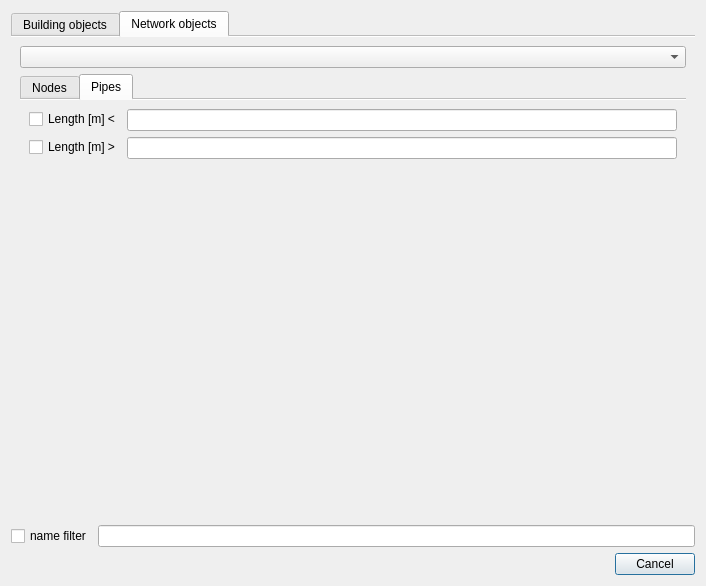
ghorwin/SIM-VICUS, file SIM-VICUS/src/SVSmartSelectDialog.ui: the form before one commit.
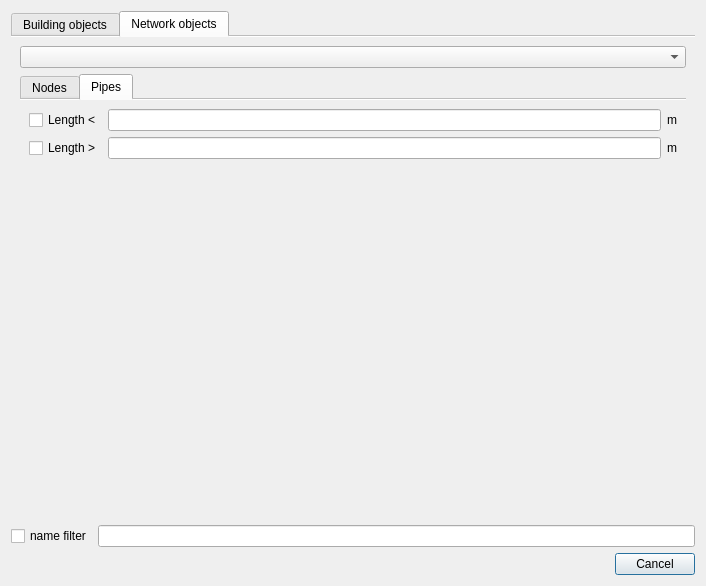
The form after the commit. The open tabs and pages were chosen to show the change. Icons and pictures are not drawn. Custom widgets are drawn as their Qt base class.

```diff
--- a/SIM-VICUS/src/SVSmartSelectDialog.ui
+++ b/SIM-VICUS/src/SVSmartSelectDialog.ui
@@ -189,27 +189,54 @@
           <attribute name="title">
            <string>Pipes</string>
           </attribute>
-          <layout class="QFormLayout" name="formLayout">
+          <layout class="QGridLayout" name="gridLayout_2">
            <item row="0" column="0">
             <widget class="QCheckBox" name="checkBoxLengthBelow">
              <property name="text">
-              <string>Length [m] &lt;</string>
+              <string>Length &lt;</string>
              </property>
             </widget>
            </item>
            <item row="0" column="1">
             <widget class="QtExt::ValidatingLineEdit" name="lineEditLengthBelow"/>
            </item>
+           <item row="0" column="2">
+            <widget class="QLabel" name="label_5">
+             <property name="text">
+              <string>m</string>
+             </property>
+            </widget>
+           </item>
            <item row="1" column="0">
             <widget class="QCheckBox" name="checkBoxLengthAbove">
              <property name="text">
-              <string>Length [m] &gt;</string>
+              <string>Length &gt;</string>
              </property>
             </widget>
            </item>
            <item row="1" column="1">
             <widget class="QtExt::ValidatingLineEdit" name="lineEditLengthAbove"/>
            </item>
+           <item row="1" column="2">
+            <widget class="QLabel" name="label_6">
+             <property name="text">
+              <string>m</string>
+             </property>
+            </widget>
+           </item>
+           <item row="2" column="1">
+            <spacer name="verticalSpacer_2">
+             <property name="orientation">
+              <enum>Qt::Vertical</enum>
+             </property>
+             <property name="sizeHint" stdset="0">
+              <size>
+               <width>20</width>
+               <height>314</height>
+              </size>
+             </property>
+            </spacer>
+           </item>
           </layout>
          </widget>
         </widget>
```
Left out of the diff: 31 changed lines with no effect on the pictures.
